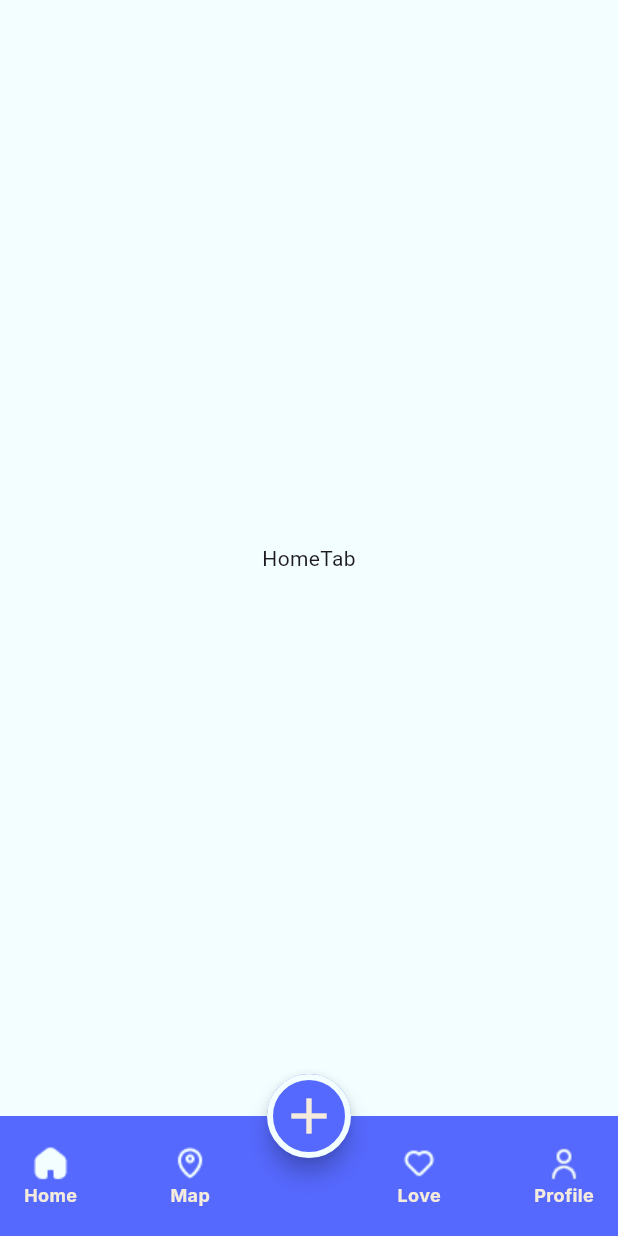
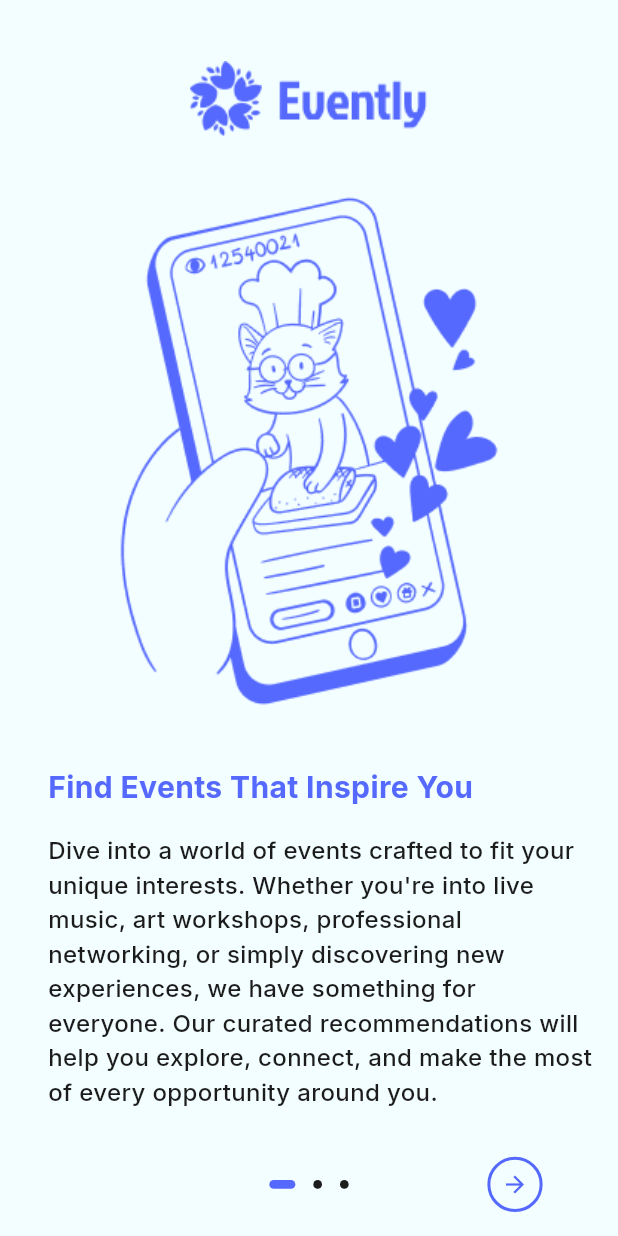
Before and after one commit to Shrook5Khattab31/Evently-Project, a Flutter app: the screen it shows after launch, on a phone screen of 412 x 824 dp. Run offline on Flutter 3.47's test engine with Material 3 defaults, Android fonts, the phone set to English and light mode, and no system bars; drawn by our look-alikes of introduction_screen; our stand-ins replace easy_localization, google_fonts.

Commit message:
+[feat]: added introScreen

```diff
--- a/lib/main.dart
+++ b/lib/main.dart
@@ -1,6 +1,7 @@
 import 'package:easy_localization/easy_localization.dart';
 import 'package:evently_project/providers/appLanguageProvider.dart';
 import 'package:evently_project/screens/homeScreen.dart';
+import 'package:evently_project/screens/introScreen.dart';
 import 'package:evently_project/screens/profileTab.dart';
 import 'package:evently_project/utils/appThemes.dart';
 import 'package:evently_project/utils/routeNames.dart';
@@ -30,8 +31,9 @@ class EventlyApp extends StatelessWidget {
       localizationsDelegates: context.localizationDelegates,
       supportedLocales: context.supportedLocales,
       locale: context.locale,
-      initialRoute: RouteNames.homeScreen,
+      initialRoute: RouteNames.introScreen,
       routes: {
+        RouteNames.introScreen:(context) =>IntroScreen(),
         RouteNames.homeScreen:(context) =>HomeScreen(),
         RouteNames.profileScreen:(context) =>ProfileTab(),
       },
--- /dev/null
+++ b/lib/screens/introScreen.dart
@@ -0,0 +1,135 @@
+import 'package:flutter/material.dart';
+import 'package:introduction_screen/introduction_screen.dart';
+import '../utils/appAssets.dart';
+import '../utils/appColors.dart';
+import '../utils/appStyles.dart';
+import '../utils/routeNames.dart';
+
+class IntroScreen extends StatefulWidget {
+
+  @override
+  State<IntroScreen> createState() => _IntroScreenState();
+}
+
+class _IntroScreenState extends State<IntroScreen> {
+
+  @override
+  Widget build(BuildContext context) {
+    var height =MediaQuery.of(context).size.height;
+    var width =MediaQuery.of(context).size.width;
+    return Scaffold(
+      appBar: AppBar(
+        backgroundColor: AppColors.lightThemeColor,
+        centerTitle: true,
+        toolbarHeight: height*0.14,
+        title: Padding(
+          padding: EdgeInsets.only(top: 16.0),
+          child: Image.asset(AppAssets.eventlyLogo,fit: BoxFit.fitHeight,),
+        ),
+      ),
+      body: IntroductionScreen(
+        pages: [
+          buildIntroPage(
+            height: height,
+            image: AppAssets.introScreen1,
+            title: "Find Events That Inspire You",
+            description: "Dive into a world of events crafted to fit your unique interests."
+                " Whether you're into live music, art workshops, professional networking,"
+                " or simply discovering new experiences, we have something for everyone."
+                " Our curated recommendations will help you explore, connect,"
+                " and make the most of every opportunity around you.",
+          ),
+          buildIntroPage(
+            height: height,
+            title: "Effortless Event Planning",
+            description: "Take the hassle out of organizing events with our all-in-one planning tools."
+                " From setting up invites and managing RSVPs to scheduling reminders and coordinating details,"
+                " we’ve got you covered. Plan with ease and focus on what matters – "
+                "creating an unforgettable experience for you and your guests.",
+            image: AppAssets.introScreen2,
+          ),
+          buildIntroPage(
+            height: height,
+            title: "Connect with Friends & Share Moments",
+            description: "Make every event memorable by sharing the experience with others."
+                " Our platform lets you invite friends, keep everyone in the loop, and celebrate moments together."
+                " Capture and share the excitement with your network,"
+                " so you can relive the highlights and cherish the memories.",
+            image: AppAssets.introScreen3,
+          ),
+        ],
+        onDone: () {
+          Navigator.of(context).pushReplacementNamed(RouteNames.homeScreen);
+        },
+        showBackButton: true,
+        back: Container(
+          padding: EdgeInsets.all(height*0.009),
+          decoration:BoxDecoration(
+            border: Border.all(color: AppColors.primaryColor,width: 2),
+            borderRadius: BorderRadiusGeometry.circular(25)
+          ),
+          child: Icon(Icons.arrow_back,color: AppColors.primaryColor,),
+        ),
+        next: Container(
+          padding: EdgeInsets.all(height*0.009),
+          decoration:BoxDecoration(
+              border: Border.all(color: AppColors.primaryColor,width: 2),
+              borderRadius: BorderRadiusGeometry.circular(25)
+          ),
+          child: Icon(Icons.arrow_forward,color: AppColors.primaryColor,),
+        ),
+        done: Container(
+          padding: EdgeInsets.all(height*0.009),
+          decoration:BoxDecoration(
+              border: Border.all(color: AppColors.primaryColor,width: 2),
+              borderRadius: BorderRadiusGeometry.circular(25)
+          ),
+          child: Icon(Icons.arrow_forward,color: AppColors.primaryColor,),
+        ),
+        controlsMargin: EdgeInsets.only(bottom: 8),
+        controlsPadding: EdgeInsets.zero,
+        dotsContainerDecorator: BoxDecoration(color: AppColors.lightThemeColor,),
+        dotsDecorator: DotsDecorator(
+          size: Size(height*0.007, height*0.007),
+          color: AppColors.blackColor,
+          activeColor: AppColors.primaryColor,
+          activeSize: Size(width*0.042, height*0.007),
+          activeShape: RoundedRectangleBorder(
+            borderRadius: BorderRadius.circular(25),
+          ),
+        ),
+      ),
+    );
+  }
+
+  PageViewModel buildIntroPage({required String image,required double height, required String title,String description=''}){
+    return PageViewModel(
+      decoration: PageDecoration(
+        pageColor: AppColors.lightThemeColor,
+        imagePadding: EdgeInsets.symmetric(vertical: height*0.01),
+        imageAlignment: Alignment.topCenter,
+        bodyPadding: EdgeInsets.only(left: 16),
+        titlePadding: EdgeInsets.only(left: 16,bottom: height*0.02,top: height*0.01),
+        imageFlex: 4,
+        bodyFlex: 3,
+      ),
+      image: Image.asset(image),
+      titleWidget: Align(
+        alignment: Alignment.centerLeft,
+        child: Text(
+          title,
+          style: AppStyles.bold20primary,
+          textAlign: TextAlign.start,
+        ),
+      ),
+      bodyWidget: Align(
+        alignment: Alignment.centerLeft,
+        child: Text(
+          description,
+          style: AppStyles.medium16black,
+          textAlign: TextAlign.start,
+        ),
+      ),
+    );
+    }
+}
--- a/lib/utils/appAssets.dart
+++ b/lib/utils/appAssets.dart
@@ -1,6 +1,9 @@
 class AppAssets{
   ///introScreen///
-
+  static const String introScreen1 = 'assets/images/introAssets/intro1.png';
+  static const String introScreen2 = 'assets/images/introAssets/intro2.png';
+  static const String introScreen3 = 'assets/images/introAssets/intro3.png';
+  static const String eventlyLogo = 'assets/images/eventlyAppbarLogo.png';
   ///homeScreen///
 
   ///ProfileTab///
--- a/lib/utils/appStyles.dart
+++ b/lib/utils/appStyles.dart
@@ -51,4 +51,16 @@ class AppStyles{
     fontWeight: FontWeight.bold,
     fontSize: 24,
   );
+  ////////
+  static TextStyle bold20primary= GoogleFonts.inter(
+    color: AppColors.primaryColor,
+    fontWeight: FontWeight.bold,
+    fontSize: 20,
+  );
+  ///////////
+  static TextStyle medium16black= GoogleFonts.inter(
+    color: AppColors.blackColor,
+    fontWeight: FontWeight.w500,
+    fontSize: 16,
+  );
 }
--- a/pubspec.yaml
+++ b/pubspec.yaml
@@ -38,6 +38,7 @@ dependencies:
   provider: ^6.1.5+1
   flutter_native_splash: ^2.4.6
   easy_localization: ^3.0.8
+  introduction_screen: ^4.0.0
 
 dev_dependencies:
   flutter_test:
```
Also changed, not shown: pubspec.lock.
